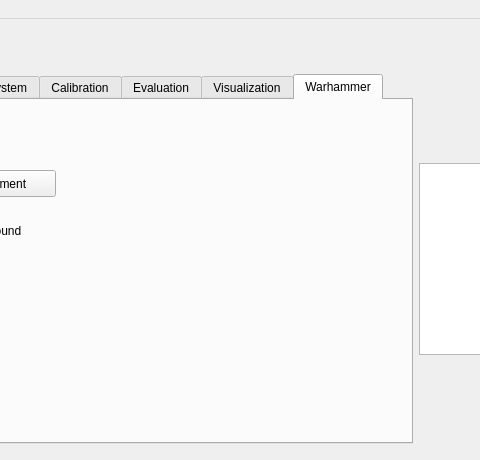
NikolasE/projector_calibration, file ui/main_window.ui: the form before one commit; both pictures show x 196 to 676 and y 0 to 460 of the 1261 by 815 pixel window.
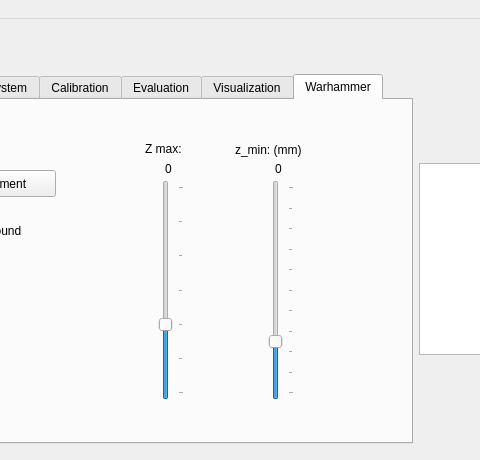
The form after the commit. The open tabs and pages were chosen to show the change. Icons and pictures are not drawn.

```diff
--- a/ui/main_window.ui
+++ b/ui/main_window.ui
@@ -855,87 +855,21 @@
          <string>Depth Visualization</string>
         </property>
        </widget>
-       <widget class="QSlider" name="slider_z_max">
-        <property name="enabled">
-         <bool>true</bool>
-        </property>
+       <widget class="QSlider" name="slider_color">
         <property name="geometry">
          <rect>
-          <x>310</x>
-          <y>70</y>
+          <x>300</x>
+          <y>80</y>
           <width>29</width>
-          <height>220</height>
+          <height>160</height>
          </rect>
         </property>
         <property name="minimum">
          <number>0</number>
         </property>
         <property name="maximum">
-         <number>100</number>
-        </property>
-        <property name="value">
          <number>30</number>
         </property>
-        <property name="orientation">
-         <enum>Qt::Vertical</enum>
-        </property>
-        <property name="invertedAppearance">
-         <bool>false</bool>
-        </property>
-        <property name="invertedControls">
-         <bool>false</bool>
-        </property>
-        <property name="tickPosition">
-         <enum>QSlider::TicksBelow</enum>
-        </property>
-        <property name="tickInterval">
-         <number>10</number>
-        </property>
-       </widget>
-       <widget class="QLabel" name="label_11">
-        <property name="geometry">
-         <rect>
-          <x>300</x>
-          <y>30</y>
-          <width>51</width>
-          <height>17</height>
-         </rect>
-        </property>
-        <property name="text">
-         <string>Z max:</string>
-        </property>
-       </widget>
-       <widget class="QLabel" name="z_max_label">
-        <property name="geometry">
-         <rect>
-          <x>300</x>
-          <y>50</y>
-          <width>51</width>
-          <height>17</height>
-         </rect>
-        </property>
-        <property name="text">
-         <string>0</string>
-        </property>
-       </widget>
-       <widget class="QSlider" name="slider_mindist">
-        <property name="enabled">
-         <bool>true</bool>
-        </property>
-        <property name="geometry">
-         <rect>
-          <x>420</x>
-          <y>70</y>
-          <width>29</width>
-          <height>220</height>
-         </rect>
-        </property>
-        <property name="minimum">
-         <number>0</number>
-        </property>
-        <property name="maximum">
-         <number>100</number>
-        </property>
         <property name="value">
          <number>25</number>
         </property>
@@ -955,25 +889,25 @@
          <number>10</number>
         </property>
        </widget>
-       <widget class="QLabel" name="label_12">
+       <widget class="QLabel" name="label_14">
         <property name="geometry">
          <rect>
-          <x>390</x>
-          <y>30</y>
-          <width>101</width>
-          <height>20</height>
+          <x>300</x>
+          <y>20</y>
+          <width>67</width>
+          <height>17</height>
          </rect>
         </property>
         <property name="text">
-         <string>Min dist: (mm)</string>
+         <string>Color </string>
         </property>
        </widget>
-       <widget class="QLabel" name="lb_mindist">
+       <widget class="QLabel" name="lb_color">
         <property name="geometry">
          <rect>
-          <x>430</x>
+          <x>290</x>
           <y>50</y>
-          <width>31</width>
+          <width>67</width>
           <height>17</height>
          </rect>
         </property>
@@ -1012,6 +946,132 @@
          <string>visualize foreground</string>
         </property>
        </widget>
+       <widget class="QLabel" name="z_max_label">
+        <property name="geometry">
+         <rect>
+          <x>350</x>
+          <y>60</y>
+          <width>31</width>
+          <height>17</height>
+         </rect>
+        </property>
+        <property name="text">
+         <string>0</string>
+        </property>
+       </widget>
+       <widget class="QSlider" name="slider_mindist">
+        <property name="enabled">
+         <bool>true</bool>
+        </property>
+        <property name="geometry">
+         <rect>
+          <x>450</x>
+          <y>80</y>
+          <width>29</width>
+          <height>220</height>
+         </rect>
+        </property>
+        <property name="minimum">
+         <number>0</number>
+        </property>
+        <property name="maximum">
+         <number>100</number>
+        </property>
+        <property name="value">
+         <number>25</number>
+        </property>
+        <property name="orientation">
+         <enum>Qt::Vertical</enum>
+        </property>
+        <property name="invertedAppearance">
+         <bool>false</bool>
+        </property>
+        <property name="invertedControls">
+         <bool>false</bool>
+        </property>
+        <property name="tickPosition">
+         <enum>QSlider::TicksBelow</enum>
+        </property>
+        <property name="tickInterval">
+         <number>10</number>
+        </property>
+       </widget>
+       <widget class="QLabel" name="label_11">
+        <property name="geometry">
+         <rect>
+          <x>330</x>
+          <y>40</y>
+          <width>51</width>
+          <height>17</height>
+         </rect>
+        </property>
+        <property name="text">
+         <string>Z max:</string>
+        </property>
+       </widget>
+       <widget class="QSlider" name="slider_z_max">
+        <property name="enabled">
+         <bool>true</bool>
+        </property>
+        <property name="geometry">
+         <rect>
+          <x>340</x>
+          <y>80</y>
+          <width>29</width>
+          <height>220</height>
+         </rect>
+        </property>
+        <property name="minimum">
+         <number>0</number>
+        </property>
+        <property name="maximum">
+         <number>60</number>
+        </property>
+        <property name="value">
+         <number>20</number>
+        </property>
+        <property name="orientation">
+         <enum>Qt::Vertical</enum>
+        </property>
+        <property name="invertedAppearance">
+         <bool>false</bool>
+        </property>
+        <property name="invertedControls">
+         <bool>false</bool>
+        </property>
+        <property name="tickPosition">
+         <enum>QSlider::TicksBelow</enum>
+        </property>
+        <property name="tickInterval">
+         <number>10</number>
+        </property>
+       </widget>
+       <widget class="QLabel" name="label_12">
+        <property name="geometry">
+         <rect>
+          <x>420</x>
+          <y>40</y>
+          <width>101</width>
+          <height>20</height>
+         </rect>
+        </property>
+        <property name="text">
+         <string>z_min: (mm)</string>
+        </property>
+       </widget>
+       <widget class="QLabel" name="lb_mindist">
+        <property name="geometry">
+         <rect>
+          <x>460</x>
+          <y>60</y>
+          <width>31</width>
+          <height>17</height>
+         </rect>
+        </property>
+        <property name="text">
+         <string>0</string>
+        </property>
+       </widget>
       </widget>
      </widget>
     </item>
```
Left out of the diff: 226 changed lines with no effect on the pictures.
